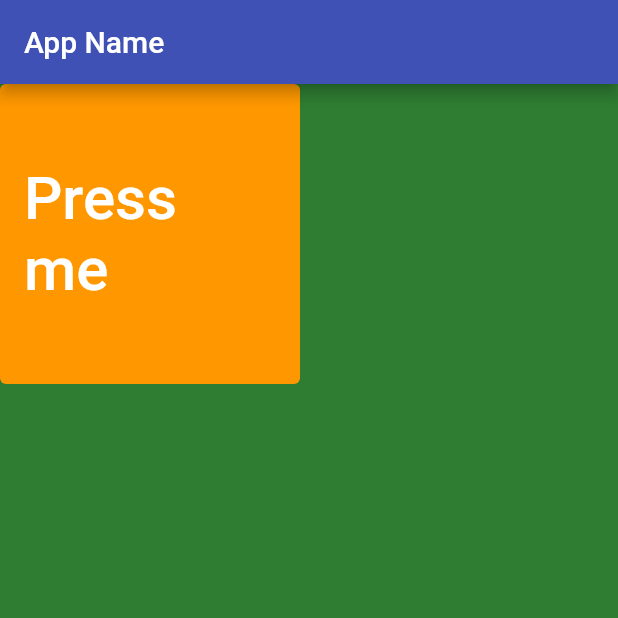
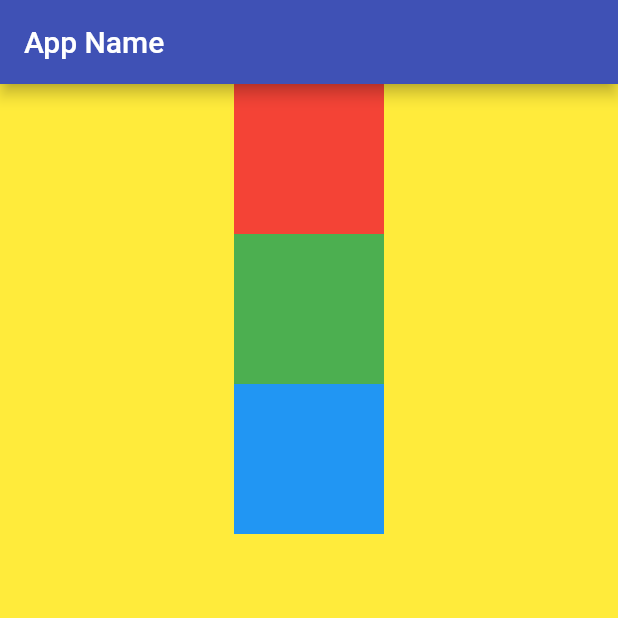
Before and after one commit to evangeldaping/Flutter-Course-for-Beginners, a Flutter app: the screen it shows after launch, on a phone screen of 412 x 824 dp, the top half of it. Run offline on Flutter 3.47's test engine with Material 2 defaults, Android fonts, the light colour scheme and no system bars.

Commit message:
Columns - Columns widget

```diff
--- a/lib/main.dart
+++ b/lib/main.dart
@@ -9,25 +9,33 @@ class MyApp extends StatelessWidget {
   Widget build(BuildContext context) {
     return MaterialApp(
       home: Scaffold(
-        backgroundColor: Colors.green[800],
         appBar: AppBar(
           backgroundColor: Colors.indigo,
           title: Text("App Name"),
         ),
         body: Container(
-          child: Container(
-              height: 200,
-              width: 200,
-              child: ElevatedButton(
-                child: Text(
-                  "Press me",
-                  style: TextStyle(fontSize: 40),
+            height: double.infinity,
+            width: double.infinity,
+            color: Colors.yellow,
+            child: Column(
+              children: [
+                Container(
+                  height: 100,
+                  width: 100,
+                  color: Colors.red,
                 ),
-                onPressed: () {},
-                style: ElevatedButton.styleFrom(
-                    primary: Colors.orange, elevation: 0),
-              )),
-        ),
+                Container(
+                  height: 100,
+                  width: 100,
+                  color: Colors.green,
+                ),
+                Container(
+                  height: 100,
+                  width: 100,
+                  color: Colors.blue,
+                ),
+              ],
+            )),
       ),
     );
   }
```
